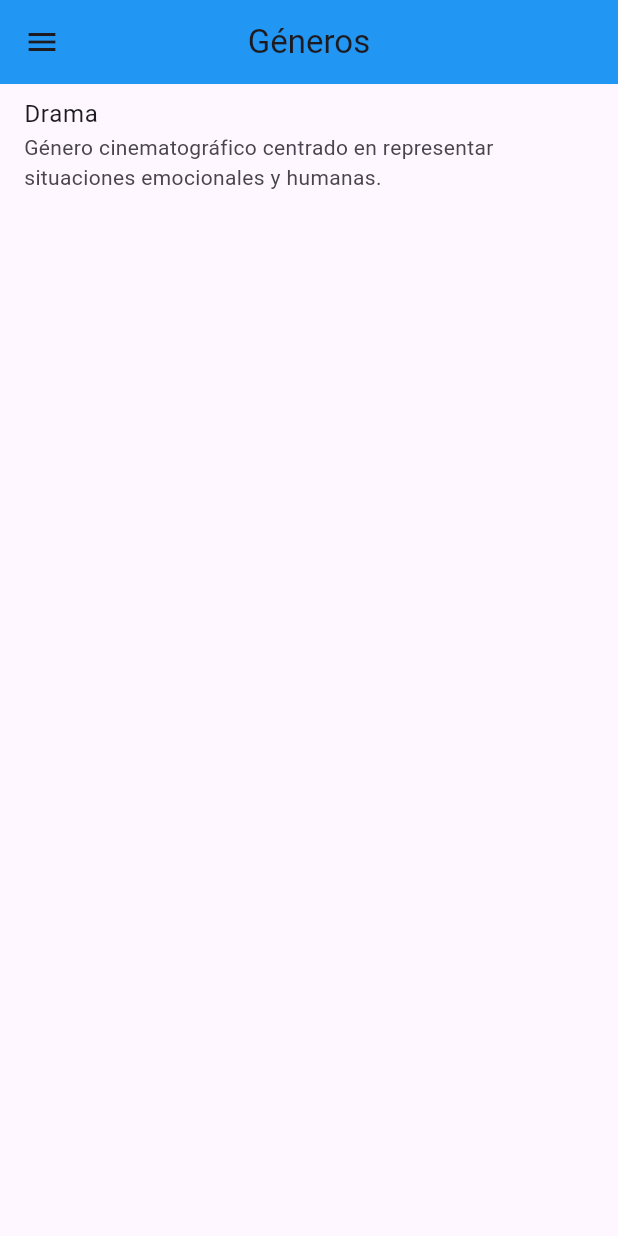
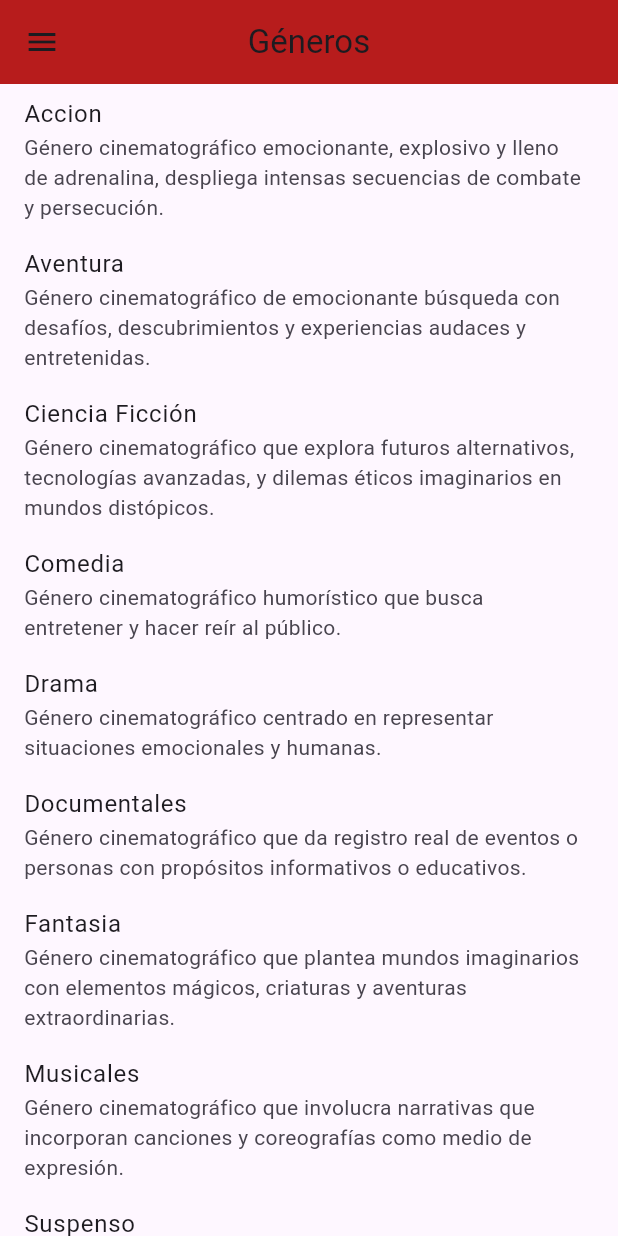
Before and after one commit to FacundoElizalde/Proyecto-Labo-IV, a Flutter app: the GenreScreen screen opened by its route, on a phone screen of 412 x 824 dp. Run offline on Flutter 3.47's test engine with Material 3 defaults, Android fonts, the phone set to English and light mode, and no system bars; our stand-ins replace shared_preferences; accounts and stored records are empty; network calls fail.

Commit message:
Agregado de directores, generos y mejoras esteticas en encabezados

```diff
--- a/lib/screens/directors_screen.dart
+++ b/lib/screens/directors_screen.dart
@@ -22,28 +22,58 @@ class DirectorsPage extends StatelessWidget {
     Director(
       lastName: 'Darabont',
       firstName: 'Frank',
-      biography: 'Frank Darabont, nacido el 28 de enero de 1959 en Montbéliard, Francia, es un director y guionista estadounidense. Reconocido por su impactante obra "Cadena perpetua" (1994) y colaboraciones en películas como "El caballero de la noche" (2008). Su habilidad narrativa ha dejado una marca significativa en la industria cinematográfica.',
-      notableMovies: [('Cadena perpetua (1994): Un drama carcelario aclamado.'),
-                      ('El viento y el león (1975): Aventura histórica con Sean Connery.'),
-                      ('La niebla (2007): Adaptación de la obra de Stephen King.')],
+      biography:
+          'Frank Darabont, nacido el 28 de enero de 1959 en Montbéliard, Francia, es un director y guionista estadounidense. Reconocido por su impactante obra "Cadena perpetua" (1994) y colaboraciones en películas como "El caballero de la noche" (2008). Su habilidad narrativa ha dejado una marca significativa en la industria cinematográfica.',
+      notableMovies: [
+        ('Cadena perpetua (1994): Un drama carcelario aclamado.'),
+        ('El viento y el león (1975): Aventura histórica con Sean Connery.'),
+        ('La niebla (2007): Adaptación de la obra de Stephen King.')
+      ],
     ),
     Director(
-    lastName: 'Nolan',
-    firstName: 'Christopher',
-    biography: 'Christopher Nolan, destacado director y guionista británico, ha dejado una huella indeleble en el cine con obras maestras como "El origen" y "El caballero de la noche". Con su estilo visual distintivo y narrativas complejas, se ha ganado un lugar destacado en la industria cinematográfica contemporánea.',
-    notableMovies: [('El origen" (2010) - Un thriller de ciencia ficción que explora la realidad y los sueños.'),
-                    ('El caballero de la noche" (2008) - Un épico de superhéroes que redefinió el género.'),
-                    ('Interstellar" (2014) - Una odisea espacial que aborda la exploración del espacio y el tiempo.'),],
+      lastName: 'Nolan',
+      firstName: 'Christopher',
+      biography:
+          'Christopher Nolan, destacado director y guionista británico, ha dejado una huella indeleble en el cine con obras maestras como "El origen" y "El caballero de la noche". Con su estilo visual distintivo y narrativas complejas, se ha ganado un lugar destacado en la industria cinematográfica contemporánea.',
+      notableMovies: [
+        ('El origen" (2010) - Un thriller de ciencia ficción que explora la realidad y los sueños.'),
+        ('El caballero de la noche" (2008) - Un épico de superhéroes que redefinió el género.'),
+        ('Interstellar" (2014) - Una odisea espacial que aborda la exploración del espacio y el tiempo.'),
+      ],
     ),
     Director(
       lastName: 'Tarantino',
       firstName: 'Quentin',
-      biography: 'Quentin Tarantino, nacido el 27 de marzo de 1963 en Knoxville, Tennessee, es un influyente director y guionista estadounidense. Reconocido por su estilo distintivo, mezcla de violencia, diálogos ingeniosos y referencias cinematográficas. Ganador de múltiples premios, ha dejado una huella duradera en la industria del cine.',
-      notableMovies: [('Pulp Fiction (1994): Una obra maestra narrativa que entrelaza historias de criminales, con diálogos ingeniosos y escenas memorables.'),
-                      ('Kill Bill: Volumen 1 (2003): Una película de acción intensa sobre una novia vengativa interpretada por Uma Thurman.'),
-                      ('Django sin Cadenas (2012): Un western revisionista que aborda temas de esclavitud con la firma estilística de Tarantino.'),],
+      biography:
+          'Quentin Tarantino, nacido el 27 de marzo de 1963 en Knoxville, Tennessee, es un influyente director y guionista estadounidense. Reconocido por su estilo distintivo, mezcla de violencia, diálogos ingeniosos y referencias cinematográficas. Ganador de múltiples premios, ha dejado una huella duradera en la industria del cine.',
+      notableMovies: [
+        ('Pulp Fiction (1994): Una obra maestra narrativa que entrelaza historias de criminales, con diálogos ingeniosos y escenas memorables.'),
+        ('Kill Bill: Volumen 1 (2003): Una película de acción intensa sobre una novia vengativa interpretada por Uma Thurman.'),
+        ('Django sin Cadenas (2012): Un western revisionista que aborda temas de esclavitud con la firma estilística de Tarantino.'),
+      ],
     ),
-
+    Director(
+      lastName: 'Coppola',
+      firstName: 'Francis Ford',
+      biography:
+          'Francis Ford Coppola, nacido el 7 de abril de 1939 en Detroit, es un renombrado cineasta estadounidense. Reconocido por su obra maestra "El Padrino", ha dejado una huella indeleble en el cine. Ganador de múltiples premios, Coppola ha sido una figura influyente en la historia del cine con su enfoque visionario y narrativa distintiva.',
+      notableMovies: [
+        ('El Padrino (1972): Épica saga mafiosa con una trama magistral y actuaciones icónicas.'),
+        ('Apocalypse Now (1979): Es un viaje surrealista en la guerra de Vietnam, sin dudas una obra maestra cinematográfica con un gran impacto duradero.'),
+        ('El Padrino: Parte II (1974): Completa la saga con una brillante narrativa dual, explorando el ascenso y caída del patriarca.'),
+      ],
+    ),
+    Director(
+      lastName: 'Spielberg',
+      firstName: 'Steven',
+      biography:
+          'Steven Spielberg, nacido el 18 de diciembre de 1946 en Cincinnati, es un influyente cineasta estadounidense. Con una carrera prolífica y versátil, ha impactado significativamente en la industria cinematográfica a través de su habilidad creativa y visión única. Su legado incluye éxitos comerciales y películas aclamadas por la crítica.',
+      notableMovies: [
+        ('E.T. el Extraterrestre (1982): Conmovedora historia de amistad entre un niño y un extraterrestre, tocando el corazón de audiencias globales.'),
+        ('Jurassic Park (1993): Maestro de la aventura, Spielberg revive dinosaurios con efectos revolucionarios, creando un clásico del cine de ciencia ficción.'),
+        ('La lista de Schindler (1993): Poderoso retrato del Holocausto, destacando la humanidad en la oscuridad, ganadora de siete premios Oscar, incluido Mejor Director.'),
+      ],
+    ),
   ];
 
   @override
@@ -84,8 +114,7 @@ class DirectorsPage extends StatelessWidget {
               Text('Biografía: ${director.biography}'),
               const SizedBox(height: 8),
               Text('Películas destacadas como director:'),
-              for (String movie in director.notableMovies)
-                Text('- $movie'),
+              for (String movie in director.notableMovies) Text('- $movie'),
             ],
           ),
           actions: [
--- a/lib/screens/genres_screen.dart
+++ b/lib/screens/genres_screen.dart
@@ -20,20 +20,135 @@ class GenreScreen extends StatelessWidget {
 
   final List<Genre> genres = [
     Genre(
+      name: 'Accion',
+      description:
+          'Género cinematográfico emocionante, explosivo y lleno de adrenalina, despliega intensas secuencias de combate y persecución.',
+      topMovies: [
+        'Duro de Matar',
+        'Mad Max: Furia en el Camino',
+      ],
+      featuredDirectors: [
+        'John Woo',
+        'Michael Bay',
+      ],
+    ),
+    Genre(
+      name: 'Aventura',
+      description:
+          'Género cinematográfico de emocionante búsqueda con desafíos, descubrimientos y experiencias audaces y entretenidas.',
+      topMovies: [
+        'Indiana Jones: Raiders of the Lost Ark',
+        'El Señor de los anillos: La comunidad del anillo',
+      ],
+      featuredDirectors: [
+        'Steven Spielberg',
+        'Gore Verbinski',
+      ],
+    ),
+    Genre(
+      name: 'Ciencia Ficción',
+      description:
+          'Género cinematográfico que explora futuros alternativos, tecnologías avanzadas, y dilemas éticos imaginarios en mundos distópicos.',
+      topMovies: [
+        '2001: Una odisea del espacio',
+        'Matrix',
+      ],
+      featuredDirectors: [
+        'Stanley Kubrick',
+        'Christopher Nolan',
+      ],
+    ),
+    Genre(
+      name: 'Comedia',
+      description:
+          'Género cinematográfico humorístico que busca entretener y hacer reír al público.',
+      topMovies: [
+        'Annie Hall',
+        'Groundhog Day',
+      ],
+      featuredDirectors: [
+        'Woody Allen',
+        'Charles Chaplin',
+      ],
+    ),
+    Genre(
       name: 'Drama',
-      description: 'Género cinematográfico centrado en representar situaciones emocionales y humanas.',
+      description:
+          'Género cinematográfico centrado en representar situaciones emocionales y humanas.',
       topMovies: [
         'Cadena perpetua',
         'El club de la pelea',
-        // Agrega más nombres de películas de drama
       ],
       featuredDirectors: [
         'Frank Darabont',
         'David Fincher',
-        // Agrega más directores destacados de drama
       ],
     ),
-    // Agrega más géneros según sea necesario
+    Genre(
+      name: 'Documentales',
+      description:
+          'Género cinematográfico que da registro real de eventos o personas con propósitos informativos o educativos.',
+      topMovies: [
+        'Bowling for Columbine',
+        'March of the Penguins',
+      ],
+      featuredDirectors: [
+        'Michael Moore',
+        'Luc Jacquet',
+      ],
+    ),
+    Genre(
+      name: 'Fantasia',
+      description:
+          'Género cinematográfico que plantea mundos imaginarios con elementos mágicos, criaturas y aventuras extraordinarias.',
+      topMovies: [
+        'Harry Potter y la piedra filosofal',
+        'El Mago de Oz',
+      ],
+      featuredDirectors: [
+        'Peter Jackson',
+        'Hayao Miyazaki',
+      ],
+    ),
+    Genre(
+      name: 'Musicales',
+      description:
+          'Género cinematográfico que involucra narrativas que incorporan canciones y coreografías como medio de expresión.',
+      topMovies: [
+        'La La Land',
+        'The Sound of Music',
+      ],
+      featuredDirectors: [
+        'Robert Wise',
+        'Damien Chazelle',
+      ],
+    ),
+    Genre(
+      name: 'Suspenso',
+      description:
+          'Género cinematográfico que genera tensión, anticipación y giros sorprendentes en narrativas intrigantes.',
+      topMovies: [
+        'Psicosis',
+        'El silencio de los corderos',
+      ],
+      featuredDirectors: [
+        'Alfred Hitchcock',
+        'David Fincher',
+      ],
+    ),
+    Genre(
+      name: 'Terror',
+      description:
+          'Género cinematográfico perturbador que provoca miedo intenso y ansiedad.',
+      topMovies: [
+        'El Exorcista',
+        'Scream',
+      ],
+      featuredDirectors: [
+        'William Friedkin',
+        'James Wan',
+      ],
+    ),
   ];
 
   @override
@@ -42,7 +157,7 @@ class GenreScreen extends StatelessWidget {
       appBar: AppBar(
         title: const Text('Géneros'),
         centerTitle: true,
-        backgroundColor: Colors.blue,
+        backgroundColor: Colors.red[900],
       ),
       drawer: DrawerMenu(),
       body: ListView.builder(
@@ -73,8 +188,7 @@ class GenreScreen extends StatelessWidget {
               Text('Descripción: ${genre.description}'),
               const SizedBox(height: 8),
               Text('Mejores películas:'),
-              for (String movie in genre.topMovies)
-                Text('- $movie'),
+              for (String movie in genre.topMovies) Text('- $movie'),
               const SizedBox(height: 8),
               Text('Directores destacados:'),
               for (String director in genre.featuredDirectors)
--- a/lib/screens/home_screen.dart
+++ b/lib/screens/home_screen.dart
@@ -40,7 +40,7 @@ class MovieDetailScreen extends StatelessWidget {
         children: [
           // Primera página
           Container(
-            color: Colors.red,
+            color: Colors.red[900],
             alignment: Alignment.center,
             child: Column(
               mainAxisAlignment: MainAxisAlignment.center,
--- a/lib/widgets/drawer_menu.dart
+++ b/lib/widgets/drawer_menu.dart
@@ -17,7 +17,7 @@ class DrawerMenu extends StatelessWidget {
       child: ListView(
         children: [
           DrawerHeader(
-            decoration: BoxDecoration(
+            decoration: const BoxDecoration(
               color: Colors.blue,
               image: DecorationImage(
                 image: NetworkImage(
```
Also changed, not shown: lib/screens/pageview_screen.dart (+17 -27 lines), lib/themes/default_theme.dart (+15 -45 lines).
